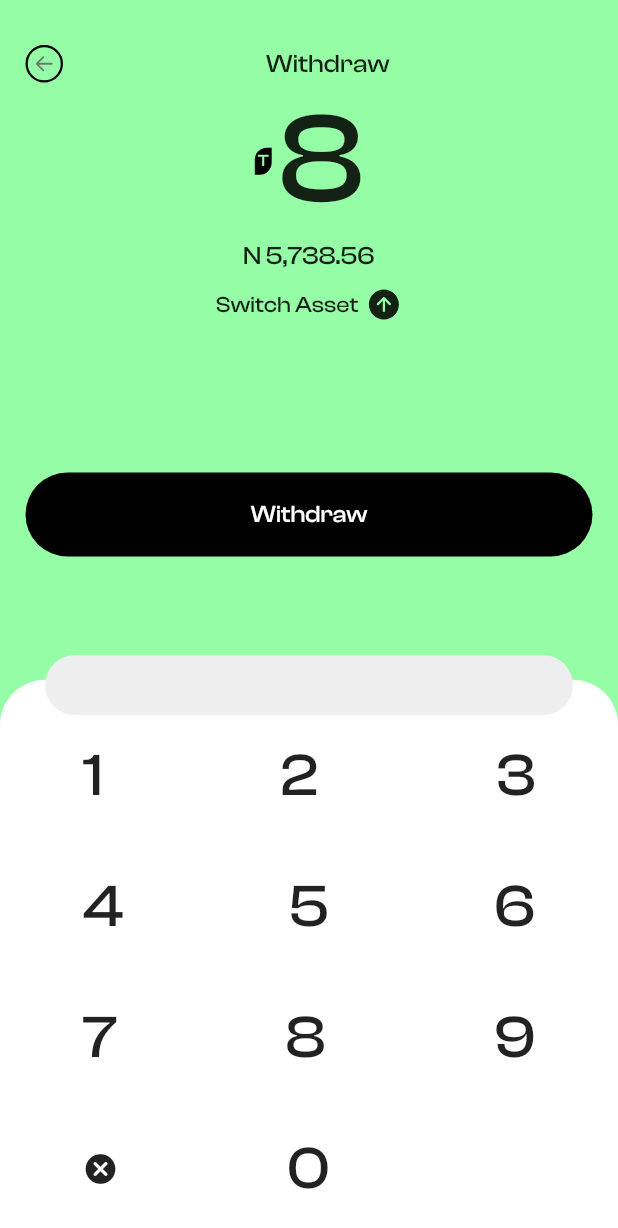
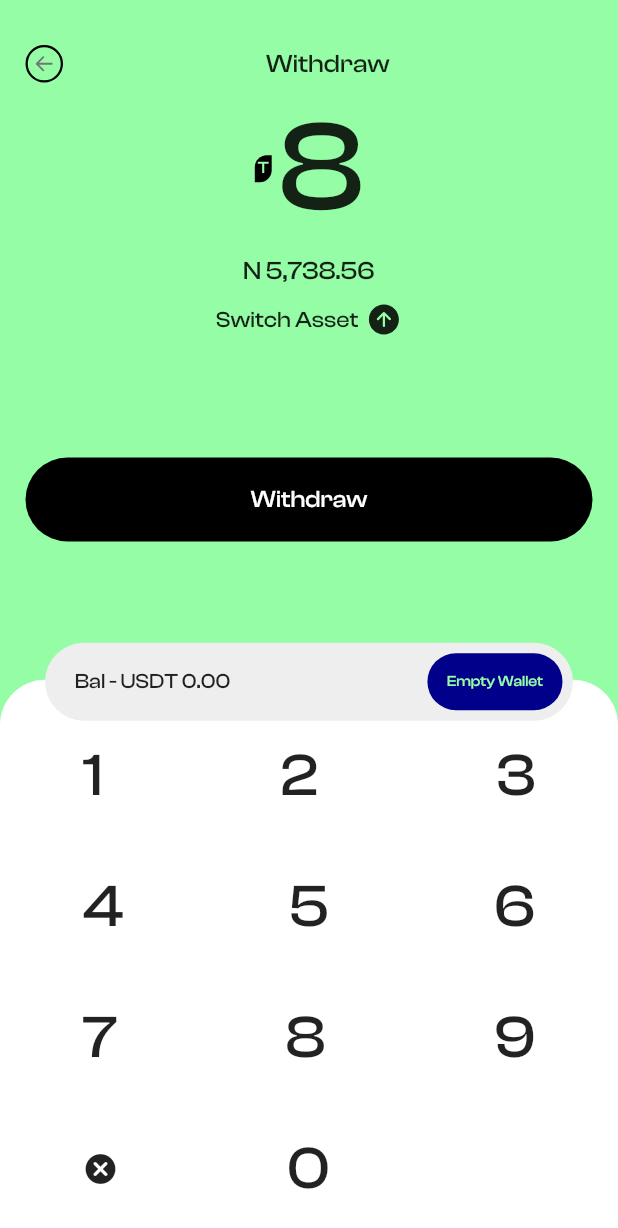
Before and after one commit to ProsperChihimba/flip-clone, a Flutter app: the SendMoney screen opened directly, on a phone screen of 412 x 824 dp. Shown: the top 1228 px of the screen. Run offline on Flutter 3.47's test engine with Material 2 defaults, Android fonts, the phone set to English and light mode, and no system bars; our stand-ins replace fluentui_icons, gap, get.

Commit message:
withdraw page initial design

```diff
--- a/lib/pages/send/balanceSelection.dart
+++ b/lib/pages/send/balanceSelection.dart
@@ -50,6 +50,7 @@ class _BalanceSelectionState extends State<BalanceSelection> {
         ),
 
         // amount in ngn
+        Gap(AppLayout.getHeight(5)),
         Text(
           "N 5,738.56",
           style: TextStyle(
--- a/lib/pages/send/index.dart
+++ b/lib/pages/send/index.dart
@@ -34,10 +34,11 @@ class _SendMoneyState extends State<SendMoney> {
             const NavigationSection(),
 
             // Balance view
+            Gap(AppLayout.getHeight(5)),
             const BalanceSelection(),
 
             // Withdraw button
-            Gap(AppLayout.getHeight(100)),
+            Gap(AppLayout.getHeight(80)),
             Container(
               padding: EdgeInsets.symmetric(vertical: AppLayout.getHeight(18)),
               //
@@ -62,7 +63,7 @@ class _SendMoneyState extends State<SendMoney> {
 
       // keyboard
       bottomNavigationBar: SizedBox(
-        height: size.height * 0.47,
+        height: size.height * 0.48,
         child: Stack(
           children: const [
             Align(
--- a/lib/pages/send/walletBalance.dart
+++ b/lib/pages/send/walletBalance.dart
@@ -13,11 +13,46 @@ class _WalletBalanceState extends State<WalletBalance> {
   Widget build(BuildContext context) {
     return Container(
       margin: EdgeInsets.symmetric(horizontal: AppLayout.getWidth(30)),
-      height: AppLayout.getHeight(40),
+      padding: EdgeInsets.only(
+        left: AppLayout.getWidth(20),
+        top: AppLayout.getHeight(7),
+        bottom: AppLayout.getHeight(7),
+        right: AppLayout.getWidth(7),
+      ),
       decoration: BoxDecoration(
         borderRadius: BorderRadius.circular(30),
         color: Colors.grey.shade200,
       ),
+      child: Row(
+        mainAxisAlignment: MainAxisAlignment.spaceBetween,
+        children: [
+          const Text(
+            "Bal - USDT 0.00",
+            style: TextStyle(
+              fontWeight: FontWeight.w500,
+            ),
+          ),
+
+          //
+          Container(
+            padding: EdgeInsets.symmetric(
+                vertical: AppLayout.getHeight(13),
+                horizontal: AppLayout.getWidth(13)),
+            decoration: BoxDecoration(
+              color: const Color(0xFF00008b),
+              borderRadius: BorderRadius.circular(AppLayout.getHeight(30)),
+            ),
+            child: Text(
+              "Empty Wallet",
+              style: TextStyle(
+                color: const Color.fromARGB(255, 148, 253, 166),
+                fontSize: AppLayout.getHeight(10),
+                fontWeight: FontWeight.w500,
+              ),
+            ),
+          )
+        ],
+      ),
     );
   }
 }
```
